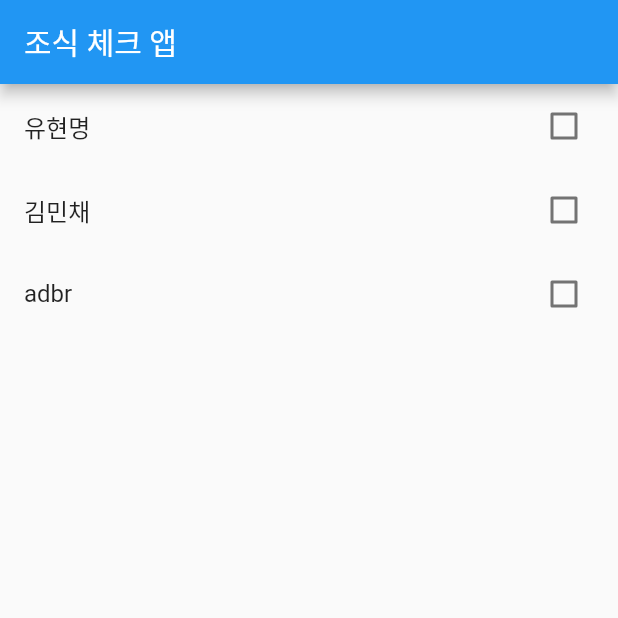
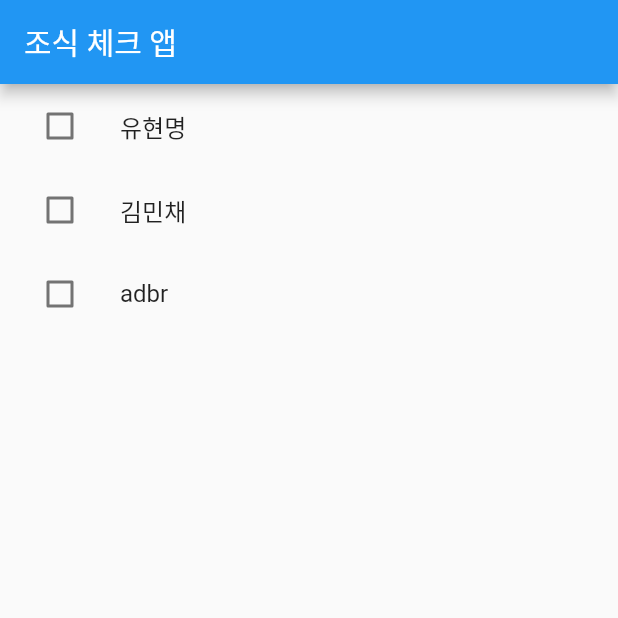
Before and after one commit to aahspringaa4/breakfast_check, a Flutter app: the screen it shows after launch, on a phone screen of 412 x 824 dp, the top half of it. Run offline on Flutter 3.47's test engine with Material 2 defaults, Android fonts, the phone set to English and light mode, and no system bars; our stand-ins replace hive_flutter; accounts and stored records are empty.

Commit message:
feat: add show chosick check time

```diff
--- a/lib/main.dart
+++ b/lib/main.dart
@@ -1,6 +1,6 @@
 import 'package:flutter/material.dart';
-import 'package:hive/hive.dart';
 import 'package:hive_flutter/hive_flutter.dart';
+import 'package:intl/intl.dart';
 
 void main() async {
   await Hive.initFlutter();
@@ -27,6 +27,7 @@ class BreakfastCheckPage extends StatefulWidget {
 }
 
 class _BreakfastCheckPageState extends State<BreakfastCheckPage> {
+  late final Box<InputForm> box;
   final List<InputForm> users = [
     InputForm(name: '유현명', isCheck: false),
     InputForm(name: '김민채', isCheck: false),
@@ -36,11 +37,15 @@ class _BreakfastCheckPageState extends State<BreakfastCheckPage> {
   @override
   void initState() {
     super.initState();
+    _openBox();
+  }
+
+  _openBox() async {
+    box = await Hive.openBox<InputForm>('checks');
     _loadChecks();
   }
 
-  _loadChecks() async {
-    var box = await Hive.openBox<InputForm>('checks');
+  _loadChecks() {
     if (box.isNotEmpty) {
       users.clear();
       users.addAll(box.values);
@@ -52,11 +57,15 @@ class _BreakfastCheckPageState extends State<BreakfastCheckPage> {
     setState(() {});
   }
 
-  _saveCheck(int index, bool value) async {
-    var box = await Hive.openBox<InputForm>('checks');
+  _saveCheck(int index, bool value) {
     var user = box.getAt(index);
     if (user != null) {
       user.isCheck = value;
+      if (value) {
+        user.checkedTime = DateTime.now();
+      } else {
+        user.checkedTime = null;
+      }
       box.putAt(index, user);
     }
   }
@@ -79,10 +88,15 @@ class _BreakfastCheckPageState extends State<BreakfastCheckPage> {
       body: ListView.builder(
         itemCount: users.length,
         itemBuilder: (context, index) {
-          return CheckboxListTile(
+          return ListTile(
             title: Text(users[index].name),
-            value: users[index].isCheck,
-            onChanged: (value) => _toggleCheck(index, value),
+            trailing: users[index].isCheck && users[index].checkedTime != null
+                ? Text(DateFormat('yy년 MM월 dd일 HH시 mm분 ss초').format(users[index].checkedTime!))
+                : null,
+            leading: Checkbox(
+              value: users[index].isCheck,
+              onChanged: (value) => _toggleCheck(index, value),
+            ),
           );
         },
       ),
@@ -94,6 +108,7 @@ class InputForm {
   InputForm({
     required this.name,
     required this.isCheck,
+    this.checkedTime,
   });
 
   @HiveField(0)
@@ -101,6 +116,9 @@ class InputForm {
 
   @HiveField(1)
   bool isCheck;
+
+  @HiveField(2)
+  DateTime? checkedTime;
 }
 
 class InputFormAdapter extends TypeAdapter<InputForm> {
@@ -112,6 +130,7 @@ class InputFormAdapter extends TypeAdapter<InputForm> {
     return InputForm(
       name: reader.read(),
       isCheck: reader.read(),
+      checkedTime: reader.read(),
     );
   }
 
@@ -119,5 +138,6 @@ class InputFormAdapter extends TypeAdapter<InputForm> {
   void write(BinaryWriter writer, InputForm obj) {
     writer.write(obj.name);
     writer.write(obj.isCheck);
+    writer.write(obj.checkedTime);
   }
 }
```
